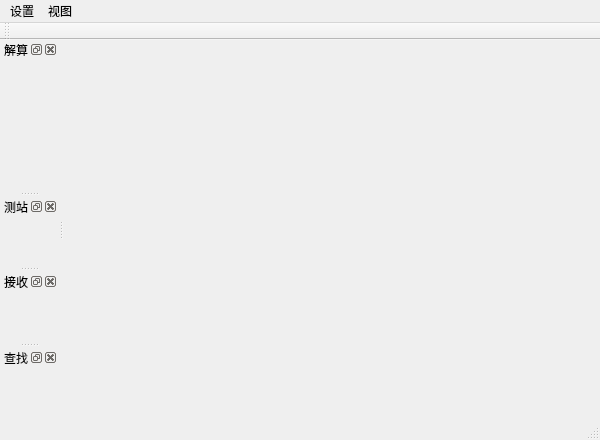
Above: Amadeus/MainWindow.ui from yxw027/Amadeus before the change. Below: the same form after it.
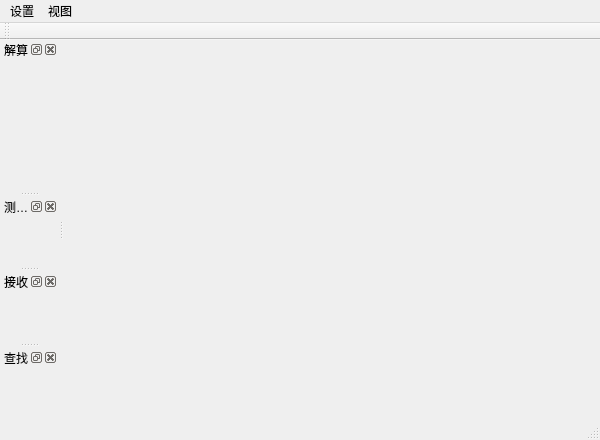
That is the form after the change.

Commit message: 为已有窗口添加标题；

The edit to the form file:
```diff
--- a/Amadeus/MainWindow.ui
+++ b/Amadeus/MainWindow.ui
@@ -72,7 +72,7 @@
   </widget>
   <widget class="QDockWidget" name="dockWidgetStation">
    <property name="windowTitle">
-    <string>测站</string>
+    <string>测站管理</string>
    </property>
    <attribute name="dockWidgetArea">
     <number>1</number>
```
Left out of the diff: 2 changed lines with no effect on the pictures. The commit also changes 4 other files.
